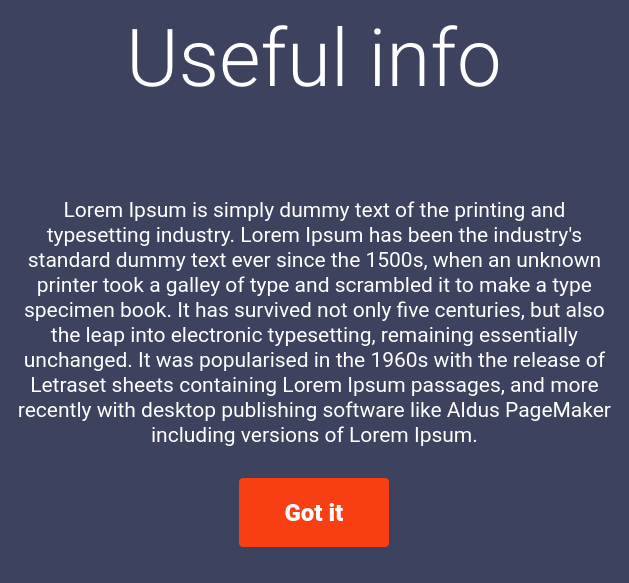
First picture: the form in ui/dialog.ui, repository AndreiD049/Interview-Helper, before the edit.
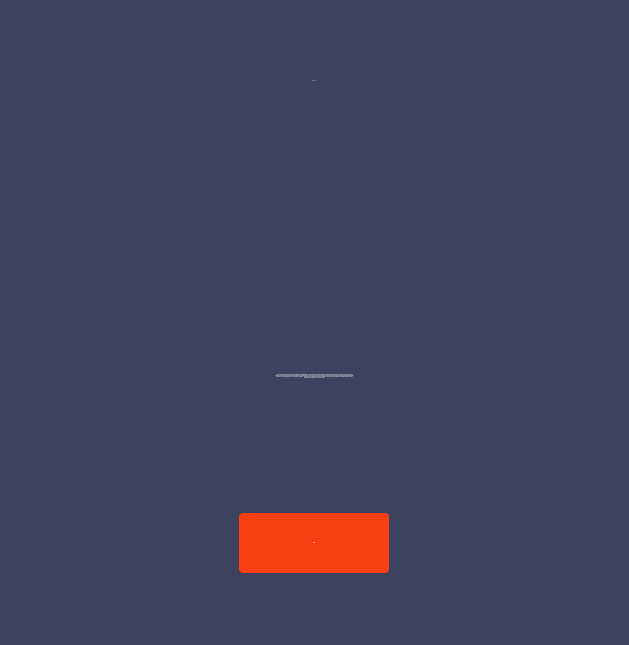
Second picture: the form after the edit. Icons and pictures are not drawn.

Patch:
```diff
--- a/ui/dialog.ui
+++ b/ui/dialog.ui
@@ -7,7 +7,7 @@
     <x>0</x>
     <y>0</y>
     <width>629</width>
-    <height>583</height>
+    <height>645</height>
    </rect>
   </property>
   <property name="sizePolicy">
@@ -32,8 +32,9 @@
      <property name="font">
       <font>
        <family>Roboto Light</family>
-       <pointsize>60</pointsize>
+       <pointsize>-1</pointsize>
        <weight>50</weight>
+       <italic>false</italic>
        <bold>false</bold>
       </font>
      </property>
@@ -90,7 +91,10 @@
      <property name="font">
       <font>
        <family>Roboto</family>
-       <pointsize>16</pointsize>
+       <pointsize>-1</pointsize>
+       <weight>50</weight>
+       <italic>false</italic>
+       <bold>false</bold>
       </font>
      </property>
      <property name="text">
@@ -131,9 +135,10 @@
      <property name="font">
       <font>
        <family>Roboto Black</family>
-       <pointsize>18</pointsize>
-       <weight>75</weight>
-       <bold>true</bold>
+       <pointsize>-1</pointsize>
+       <weight>50</weight>
+       <italic>false</italic>
+       <bold>false</bold>
       </font>
      </property>
      <property name="styleSheet">
```
Left out of the diff: 10 changed lines with no effect on the pictures.
